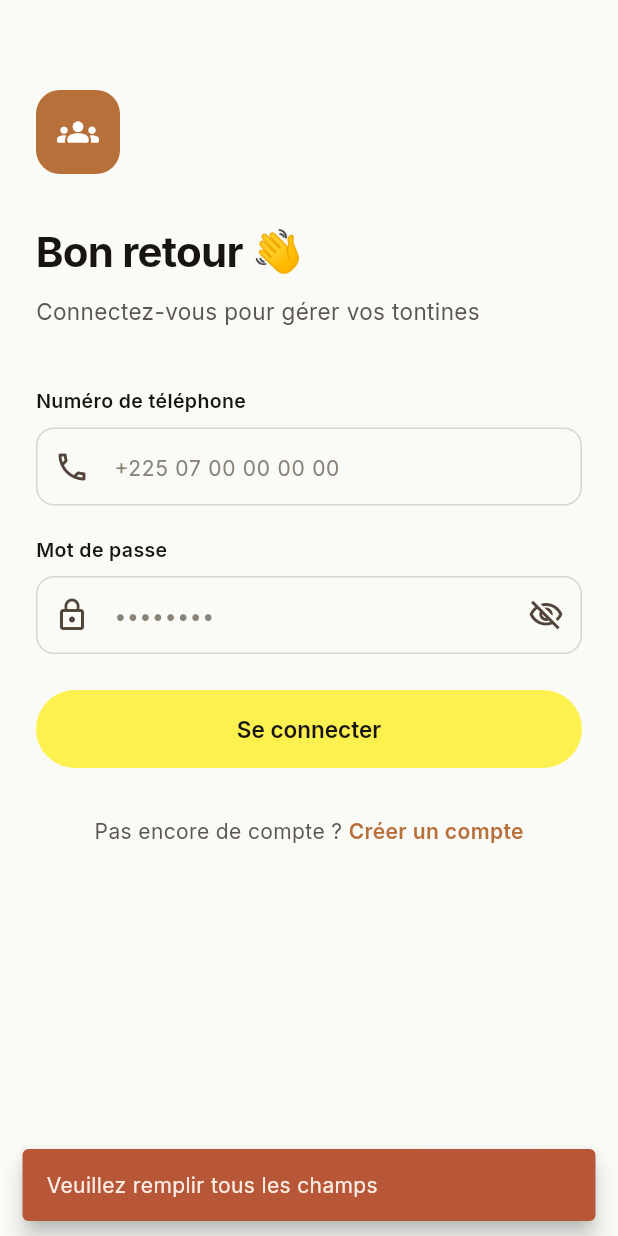
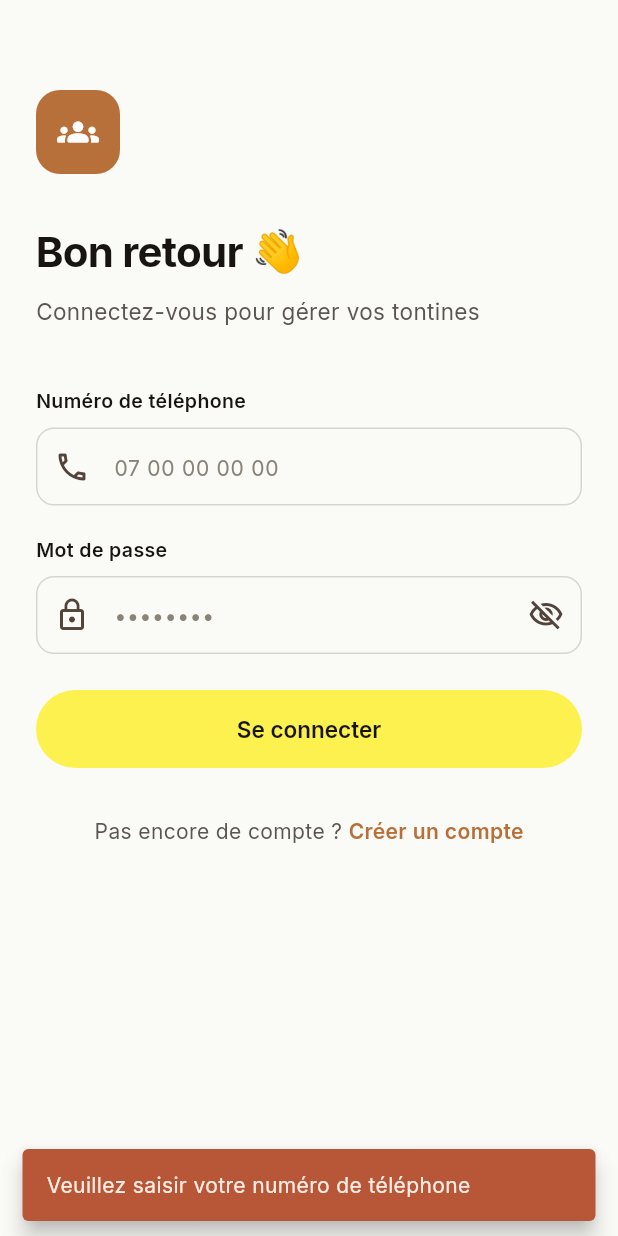
Before and after one commit to rexnigerdeus/masa-labs, a Flutter app: the screen it shows after launch, after a tap on "Se connecter", on a phone screen of 412 x 824 dp. Run offline on Flutter 3.47's test engine with Material 3 defaults, Android fonts, the phone set to English and light mode, and no system bars; drawn by our look-alikes of flutter_animate; our stand-ins replace flutter_riverpod, go_router, google_fonts, supabase_flutter; accounts and stored records are empty.

Commit message:
feat: phone input formatter + validation + fix home screen
- Added PhoneInputFormatter: digits only, auto-format by groups of 2
- Added isValidPhone() validation (8-15 digits)
- Login & register: validate phone before auth call
- Keyboard type: number (no letters possible)
- Hint text simplified: '07 00 00 00 00' (no +225 prefix)
- Home: 'Hebdomadaire' → 'Semaine' for consistency
- AuthService: uses cleanPhone() from phone_formatter.dart

```diff
--- a/rondo/lib/core/config/supabase_config.dart
+++ b/rondo/lib/core/config/supabase_config.dart
@@ -1,8 +1,8 @@
 /// Configuration Supabase pour The Everyday Co. — Rondo
 class SupabaseConfig {
   // TODO: Remplacer par les vraies clés après création du projet Supabase
-  static const String supabaseUrl = 'https://VOTRE_PROJET.supabase.co';
-  static const String supabaseAnonKey = 'VOTRE_ANON_KEY';
+  static const String supabaseUrl = 'https://fhaulxauhaoofimkyrqb.supabase.co';
+  static const String supabaseAnonKey = 'eyJhbGciOiJIUzI1NiIsInR5cCI6IkpXVCJ9.eyJpc3MiOiJzdXBhYmFzZSIsInJlZiI6ImZoYXVseGF1aGFvb2ZpbWt5cnFiIiwicm9sZSI6ImFub24iLCJpYXQiOjE3ODMxOTU0NjksImV4cCI6MjA5ODc3MTQ2OX0.3q6EZ8DBoDwAi2WJmDlJqhZviRG18Ck41iixn8JgC98';
 
   // Domaine du pseudo-email (le téléphone est transformé en email)
   static const String pseudoEmailDomain = 'everyday.co';
--- a/rondo/lib/features/auth/screens/login_screen.dart
+++ b/rondo/lib/features/auth/screens/login_screen.dart
@@ -6,6 +6,7 @@ import 'package:flutter_animate/flutter_animate.dart';
 
 import '../../../core/theme/app_theme.dart';
 import '../../../core/router/app_router.dart';
+import '../utils/phone_formatter.dart';
 
 class LoginScreen extends ConsumerStatefulWidget {
   const LoginScreen({super.key});
@@ -28,9 +29,16 @@ class _LoginScreenState extends ConsumerState<LoginScreen> {
   }
 
   Future<void> _login() async {
-    if (_phoneController.text.trim().isEmpty ||
-        _passwordController.text.isEmpty) {
-      _showError('Veuillez remplir tous les champs');
+    if (_phoneController.text.trim().isEmpty) {
+      _showError('Veuillez saisir votre numéro de téléphone');
+      return;
+    }
+    if (!isValidPhone(_phoneController.text)) {
+      _showError('Numéro de téléphone invalide');
+      return;
+    }
+    if (_passwordController.text.isEmpty) {
+      _showError('Veuillez saisir votre mot de passe');
       return;
     }
 
@@ -128,9 +136,10 @@ class _LoginScreenState extends ConsumerState<LoginScreen> {
               const SizedBox(height: 8),
               TextField(
                 controller: _phoneController,
-                keyboardType: TextInputType.phone,
+                keyboardType: TextInputType.number,
+                inputFormatters: [PhoneInputFormatter()],
                 decoration: const InputDecoration(
-                  hintText: '+225 07 00 00 00 00',
+                  hintText: '07 00 00 00 00',
                   prefixIcon: Icon(Icons.phone_outlined),
                 ),
               ).animate().fadeIn(delay: 250.ms, duration: 400.ms),
--- a/rondo/lib/features/auth/screens/register_screen.dart
+++ b/rondo/lib/features/auth/screens/register_screen.dart
@@ -6,6 +6,7 @@ import 'package:flutter_animate/flutter_animate.dart';
 
 import '../../../core/theme/app_theme.dart';
 import '../../../core/router/app_router.dart';
+import '../utils/phone_formatter.dart';
 
 class RegisterScreen extends ConsumerStatefulWidget {
   const RegisterScreen({super.key});
@@ -37,6 +38,10 @@ class _RegisterScreenState extends ConsumerState<RegisterScreen> {
     }
     if (_phoneController.text.trim().isEmpty) {
       _showError('Veuillez saisir votre numéro de téléphone');
+      return;
+    }
+    if (!isValidPhone(_phoneController.text)) {
+      _showError('Numéro de téléphone invalide');
       return;
     }
     if (_passwordController.text.length < 6) {
@@ -140,9 +145,10 @@ class _RegisterScreenState extends ConsumerState<RegisterScreen> {
               const SizedBox(height: 8),
               TextField(
                 controller: _phoneController,
-                keyboardType: TextInputType.phone,
+                keyboardType: TextInputType.number,
+                inputFormatters: [PhoneInputFormatter()],
                 decoration: const InputDecoration(
-                  hintText: '+225 07 00 00 00 00',
+                  hintText: '07 00 00 00 00',
                   prefixIcon: Icon(Icons.phone_outlined),
                 ),
               ).animate().fadeIn(delay: 240.ms, duration: 400.ms),
--- a/rondo/lib/features/auth/services/auth_service.dart
+++ b/rondo/lib/features/auth/services/auth_service.dart
@@ -1,4 +1,5 @@
 import 'package:supabase_flutter/supabase_flutter.dart';
+import '../utils/phone_formatter.dart';
 
 /// Service d'auth pour The Everyday Co.
 /// Utilise le pseudo-email : numéro de téléphone transformé en email
@@ -9,8 +10,8 @@ class AuthService {
 
   /// Normalise un numéro de téléphone en pseudo-email
   static String phoneToEmail(String phone) {
-    final cleanPhone = phone.replaceAll(RegExp(r'[^0-9]'), '');
-    return '$cleanPhone@everyday.co';
+    final cleanPhoneStr = cleanPhone(phone);
+    return '$cleanPhoneStr@everyday.co';
   }
 
   /// Inscription avec numéro de téléphone + mot de passe
```
Also changed, not shown: rondo/lib/features/auth/utils/phone_formatter.dart (added, +76 -0 lines), rondo/lib/features/tontines/screens/home_screen.dart (+6 -6 lines).
